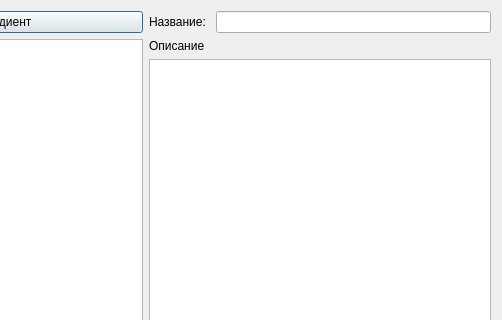
This is gui/alco_create_coctail_form.ui in timurchak/AlcoMetr as Qt 5 draws it before an edit; both pictures show x 211 to 713 and y 0 to 320 of the 713 by 438 pixel window. The edited form follows.
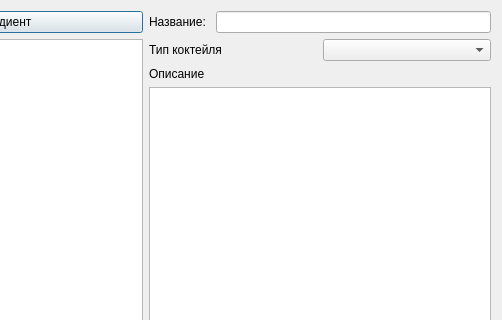
This is the edited form.

The edit to the form file:
```diff
--- a/gui/alco_create_coctail_form.ui
+++ b/gui/alco_create_coctail_form.ui
@@ -51,6 +51,20 @@
        </item>
       </layout>
      </item>
+     <item>
+      <layout class="QHBoxLayout" name="Lay_typeCoctail">
+       <item>
+        <widget class="QLabel" name="D_typeCoctail">
+         <property name="text">
+          <string>Тип коктейля</string>
+         </property>
+        </widget>
+       </item>
+       <item>
+        <widget class="QComboBox" name="W_typeCoctail"/>
+       </item>
+      </layout>
+     </item>
      <item>
       <widget class="QLabel" name="D_about">
        <property name="text">
```
